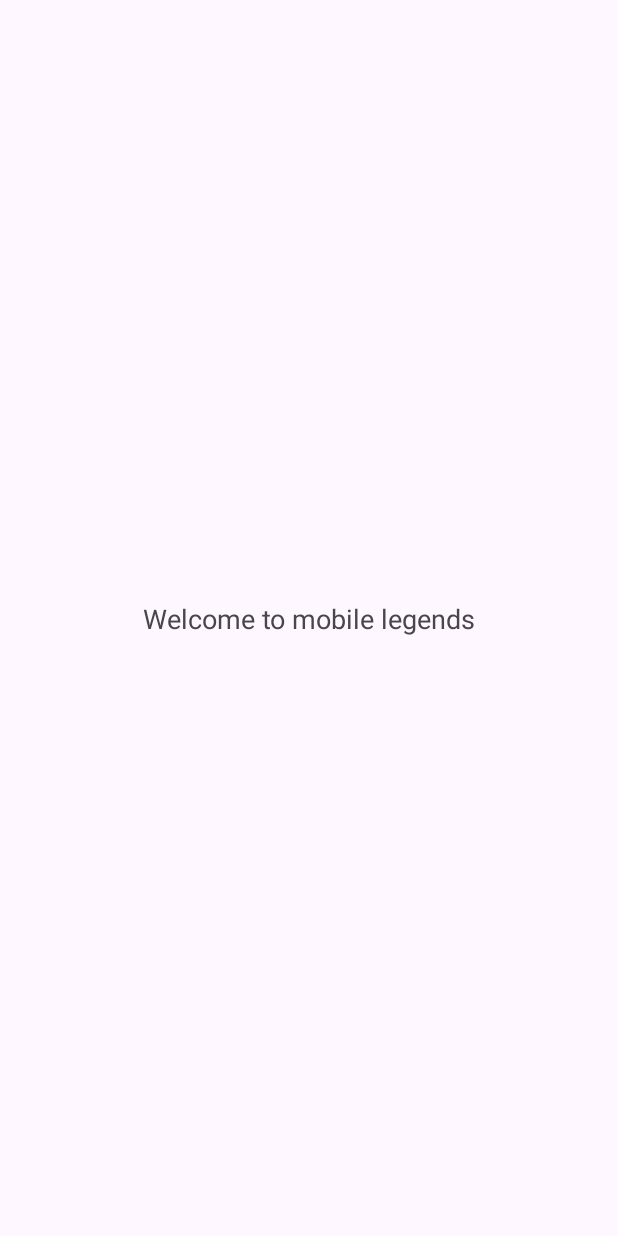
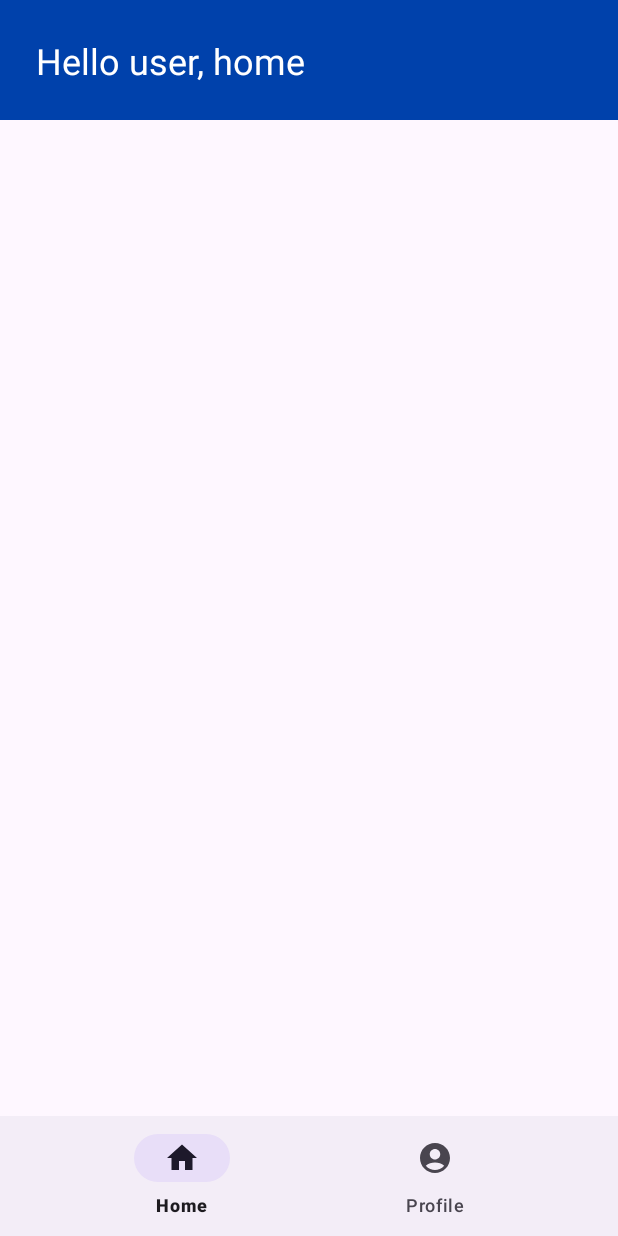
Before and after one commit to amoiiir/simple_recipe, an Android app: the MainActivity screen opened directly, with no data from a screen before it, on a phone screen of 412 x 824 dp. Before the commit the screen is almost empty. Run offline under Robolectric (Android 15) with nearby library versions, the phone set to English and light mode, and no system bars.

Commit message:
🏗️ : added bottom nav bar

```diff
--- a/app/build.gradle.kts
+++ b/app/build.gradle.kts
@@ -41,6 +41,7 @@ android {
 }
 
 dependencies {
+    val fragment_version =  "1.8.2"
 
     implementation(libs.androidx.core.ktx)
     implementation(libs.androidx.appcompat)
@@ -52,4 +53,5 @@ dependencies {
     androidTestImplementation(libs.androidx.junit)
     androidTestImplementation(libs.androidx.espresso.core)
     implementation(platform("com.google.firebase:firebase-bom:33.2.0"))
+    implementation("androidx.fragment:fragment-ktx:$fragment_version")
 }
--- a/app/src/main/AndroidManifest.xml
+++ b/app/src/main/AndroidManifest.xml
@@ -13,13 +13,13 @@
         android:theme="@style/Theme.SimpleRecipe"
         tools:targetApi="31">
         <activity
-            android:name=".LoginActivity"
+            android:name=".user.LoginActivity"
             android:exported="false" />
         <activity
             android:name=".MainActivity"
             android:exported="false" />
         <activity
-            android:name=".SignupActivity"
+            android:name=".user.SignupActivity"
             android:exported="true">
             <intent-filter>
                 <action android:name="android.intent.action.MAIN" />
--- a/app/src/main/java/com/example/simplerecipe/MainActivity.kt
+++ b/app/src/main/java/com/example/simplerecipe/MainActivity.kt
@@ -5,16 +5,48 @@ import androidx.activity.enableEdgeToEdge
 import androidx.appcompat.app.AppCompatActivity
 import androidx.core.view.ViewCompat
 import androidx.core.view.WindowInsetsCompat
+import androidx.fragment.app.Fragment
+import com.example.simplerecipe.databinding.ActivityMainBinding
+import com.example.simplerecipe.fragment.HomeFragment
+import com.example.simplerecipe.fragment.ProfileFragment
 
 class MainActivity : AppCompatActivity() {
+
+    private lateinit var binding: ActivityMainBinding
+    private lateinit var homeFragment: HomeFragment
+    private lateinit var profileFragment: ProfileFragment
+
     override fun onCreate(savedInstanceState: Bundle?) {
         super.onCreate(savedInstanceState)
         enableEdgeToEdge()
-        setContentView(R.layout.activity_main)
-        ViewCompat.setOnApplyWindowInsetsListener(findViewById(R.id.main)) { v, insets ->
-            val systemBars = insets.getInsets(WindowInsetsCompat.Type.systemBars())
-            v.setPadding(systemBars.left, systemBars.top, systemBars.right, systemBars.bottom)
-            insets
+        binding = ActivityMainBinding.inflate(layoutInflater)
+        setContentView(binding.root)
+
+        homeFragment = HomeFragment()
+        profileFragment = ProfileFragment()
+
+        loadFragment(HomeFragment())
+
+        binding.bottomNavBar.setOnItemSelectedListener {
+            when (it.itemId) {
+                R.id.home -> {
+                    loadFragment(homeFragment)
+                    true
+                }
+                R.id.profile -> {
+                    loadFragment(profileFragment)
+                    true
+                }
+                else -> false
+            }
+        }
+    }
+
+    private fun loadFragment(fragment: Fragment) {
+        if (fragment != null) {
+            val transaction = supportFragmentManager.beginTransaction()
+            transaction.replace(R.id.container, fragment)
+            transaction.commit()
         }
     }
 }
--- /dev/null
+++ b/app/src/main/java/com/example/simplerecipe/fragment/HomeFragment.kt
@@ -0,0 +1,60 @@
+package com.example.simplerecipe.fragment
+
+import android.os.Bundle
+import androidx.fragment.app.Fragment
+import android.view.LayoutInflater
+import android.view.View
+import android.view.ViewGroup
+import com.example.simplerecipe.R
+
+// TODO: Rename parameter arguments, choose names that match
+// the fragment initialization parameters, e.g. ARG_ITEM_NUMBER
+private const val ARG_PARAM1 = "param1"
+private const val ARG_PARAM2 = "param2"
+
+/**
+ * A simple [Fragment] subclass.
+ * Use the [HomeFragment.newInstance] factory method to
+ * create an instance of this fragment.
+ */
+class HomeFragment : Fragment() {
+    // TODO: Rename and change types of parameters
+    private var param1: String? = null
+    private var param2: String? = null
+
+    override fun onCreate(savedInstanceState: Bundle?) {
+        super.onCreate(savedInstanceState)
+        arguments?.let {
+            param1 = it.getString(ARG_PARAM1)
+            param2 = it.getString(ARG_PARAM2)
+        }
+    }
+
+    override fun onCreateView(
+        inflater: LayoutInflater, container: ViewGroup?,
+        savedInstanceState: Bundle?
+    ): View? {
+        // Inflate the layout for this fragment
+        return inflater.inflate(R.layout.fragment_home, container, false)
+    }
+
+    companion object {
+        /**
+         * Use this factory method to create a new instance of
+         * this fragment using the provided parameters.
+         *
+         * @param param1 Parameter 1.
+         * @param param2 Parameter 2.
+         * @return A new instance of fragment HomeFragment.
+         */
+        // TODO: Rename and change types and number of parameters
+        @JvmStatic
+        fun newInstance(param1: String, param2: String) =
+            HomeFragment().apply {
+                arguments = Bundle().apply {
+                    putString(ARG_PARAM1, param1)
+                    putString(ARG_PARAM2, param2)
+                }
+            }
+    }
+}
--- a/app/src/main/java/com/example/simplerecipe/SignupActivity.kt
+++ b/app/src/main/java/com/example/simplerecipe/user/SignupActivity.kt
@@ -1,4 +1,4 @@
-package com.example.simplerecipe
+package com.example.simplerecipe.user
 
 import android.content.Intent
 import android.os.Bundle
@@ -8,6 +8,7 @@ import androidx.activity.enableEdgeToEdge
 import androidx.appcompat.app.AppCompatActivity
 import androidx.core.view.ViewCompat
 import androidx.core.view.WindowInsetsCompat
+import com.example.simplerecipe.R
 import com.example.simplerecipe.databinding.ActivitySignupBinding
 import com.google.firebase.auth.FirebaseAuth
 
--- /dev/null
+++ b/app/src/main/res/drawable/ic_account.xml
@@ -0,0 +1,5 @@
+<vector xmlns:android="http://schemas.android.com/apk/res/android" android:height="24dp" android:tint="#A6A6A6" android:viewportHeight="24" android:viewportWidth="24" android:width="24dp">
+
+    <path android:fillColor="@android:color/white" android:pathData="M12,2C6.48,2 2,6.48 2,12s4.48,10 10,10s10,-4.48 10,-10S17.52,2 12,2zM12,6c1.93,0 3.5,1.57 3.5,3.5S13.93,13 12,13s-3.5,-1.57 -3.5,-3.5S10.07,6 12,6zM12,20c-2.03,0 -4.43,-0.82 -6.14,-2.88C7.55,15.8 9.68,15 12,15s4.45,0.8 6.14,2.12C16.43,19.18 14.03,20 12,20z"/>
+
+</vector>
--- /dev/null
+++ b/app/src/main/res/drawable/ic_home.xml
@@ -0,0 +1,5 @@
+<vector xmlns:android="http://schemas.android.com/apk/res/android" android:height="24dp" android:tint="#A6A6A6" android:viewportHeight="24" android:viewportWidth="24" android:width="24dp">
+
+    <path android:fillColor="@android:color/white" android:pathData="M10,20v-6h4v6h5v-8h3L12,3 2,12h3v8z"/>
+
+</vector>
--- /dev/null
+++ b/app/src/main/res/drawable/ic_profile.xml
@@ -0,0 +1,5 @@
+<vector xmlns:android="http://schemas.android.com/apk/res/android" android:height="24dp" android:tint="#5B5B5B" android:viewportHeight="24" android:viewportWidth="24" android:width="24dp">
+
+    <path android:fillColor="@android:color/white" android:pathData="M12,2C6.48,2 2,6.48 2,12s4.48,10 10,10s10,-4.48 10,-10S17.52,2 12,2zM12,6c1.93,0 3.5,1.57 3.5,3.5S13.93,13 12,13s-3.5,-1.57 -3.5,-3.5S10.07,6 12,6zM12,20c-2.03,0 -4.43,-0.82 -6.14,-2.88C7.55,15.8 9.68,15 12,15s4.45,0.8 6.14,2.12C16.43,19.18 14.03,20 12,20z"/>
+
+</vector>
--- a/app/src/main/res/layout/activity_login.xml
+++ b/app/src/main/res/layout/activity_login.xml
@@ -5,7 +5,7 @@
     android:id="@+id/main"
     android:layout_width="match_parent"
     android:layout_height="match_parent"
-    tools:context=".SignupActivity">
+    tools:context=".user.SignupActivity">
 
     <LinearLayout
         android:layout_width="match_parent"
--- a/app/src/main/res/layout/activity_main.xml
+++ b/app/src/main/res/layout/activity_main.xml
@@ -1,22 +1,25 @@
 <?xml version="1.0" encoding="utf-8"?>
-<androidx.constraintlayout.widget.ConstraintLayout xmlns:android="http://schemas.android.com/apk/res/android"
+<RelativeLayout xmlns:android="http://schemas.android.com/apk/res/android"
     xmlns:app="http://schemas.android.com/apk/res-auto"
     xmlns:tools="http://schemas.android.com/tools"
-    android:id="@+id/main"
     android:layout_width="match_parent"
     android:layout_height="match_parent"
     tools:context=".MainActivity">
 
-    <TextView
-        android:layout_width="wrap_content"
+    <FrameLayout
+        android:id="@+id/container"
+        android:layout_width="match_parent"
+        android:layout_height="match_parent"
+        android:layout_alignParentBottom="true"
+        android:layout_above="@+id/bottom_nav_bar"/>
+
+    <com.google.android.material.bottomnavigation.BottomNavigationView
+        android:id="@+id/bottom_nav_bar"
+        android:layout_width="match_parent"
         android:layout_height="wrap_content"
-        android:text="Welcome to mobile legends"
-        android:textSize="18sp"
-        app:layout_constraintBottom_toBottomOf="parent"
-        app:layout_constraintEnd_toEndOf="parent"
-        app:layout_constraintStart_toStartOf="parent"
-        app:layout_constraintTop_toTopOf="parent" />
+        android:layout_alignParentBottom="true"
+        app:menu="@menu/bottom_nav_bar_menu">
+    </com.google.android.material.bottomnavigation.BottomNavigationView>
 
 
-
-</androidx.constraintlayout.widget.ConstraintLayout>
+</RelativeLayout>
--- a/app/src/main/res/layout/activity_signup.xml
+++ b/app/src/main/res/layout/activity_signup.xml
@@ -5,7 +5,7 @@
     android:id="@+id/main"
     android:layout_width="match_parent"
     android:layout_height="match_parent"
-    tools:context=".SignupActivity">
+    tools:context=".user.SignupActivity">
 
     <LinearLayout
         android:layout_width="match_parent"
--- /dev/null
+++ b/app/src/main/res/layout/fragment_home.xml
@@ -0,0 +1,35 @@
+<?xml version="1.0" encoding="utf-8"?>
+<FrameLayout xmlns:android="http://schemas.android.com/apk/res/android"
+    xmlns:tools="http://schemas.android.com/tools"
+    android:layout_width="match_parent"
+    android:layout_height="match_parent"
+    tools:context=".fragment.HomeFragment">
+
+    <!-- TODO: Update blank fragment layout -->
+    <FrameLayout
+        android:layout_width="match_parent"
+        android:layout_height="80dp"
+        android:background="@color/darkblue">
+
+        <LinearLayout
+            android:id="@+id/hello_user"
+            android:layout_width="wrap_content"
+            android:layout_height="match_parent"
+            android:orientation="horizontal">
+
+            <TextView
+                android:layout_width="match_parent"
+                android:layout_height="match_parent"
+                android:text="Hello user, home"
+                android:textColor="@color/white"
+                android:textSize="24sp"
+                android:padding="24dp">
+
+            </TextView>
+
+        </LinearLayout>
+
+
+    </FrameLayout>
+
+</FrameLayout>
--- /dev/null
+++ b/app/src/main/res/menu/bottom_nav_bar_menu.xml
@@ -0,0 +1,11 @@
+<?xml version="1.0" encoding="utf-8"?>
+<menu xmlns:android="http://schemas.android.com/apk/res/android">
+    <item
+        android:id="@+id/home"
+        android:icon="@drawable/ic_home"
+        android:title="Home" />
+    <item
+        android:id="@+id/profile"
+        android:icon="@drawable/ic_profile"
+        android:title="Profile" />
+</menu>
--- a/app/src/main/res/values/colors.xml
+++ b/app/src/main/res/values/colors.xml
@@ -2,4 +2,5 @@
 <resources>
     <color name="black">#FF000000</color>
     <color name="white">#FFFFFFFF</color>
+    <color name="darkblue">#0041ab</color>
 </resources>
--- a/app/src/main/res/values/strings.xml
+++ b/app/src/main/res/values/strings.xml
@@ -1,3 +1,5 @@
 <resources>
     <string name="app_name">SimpleRecipe</string>
+    <!-- TODO: Remove or change this placeholder text -->
+    <string name="hello_blank_fragment">Hello blank fragment</string>
 </resources>
```
Also changed, not shown: app/src/main/java/com/example/simplerecipe/fragment/ProfileFragment.kt (added, +60 -0 lines), app/src/main/java/com/example/simplerecipe/user/LoginActivity.kt (renamed from app/src/main/java/com/example/simplerecipe/LoginActivity.kt, +5 -4 lines), app/src/main/res/layout/fragment_profile.xml (added, +33 -0 lines).
